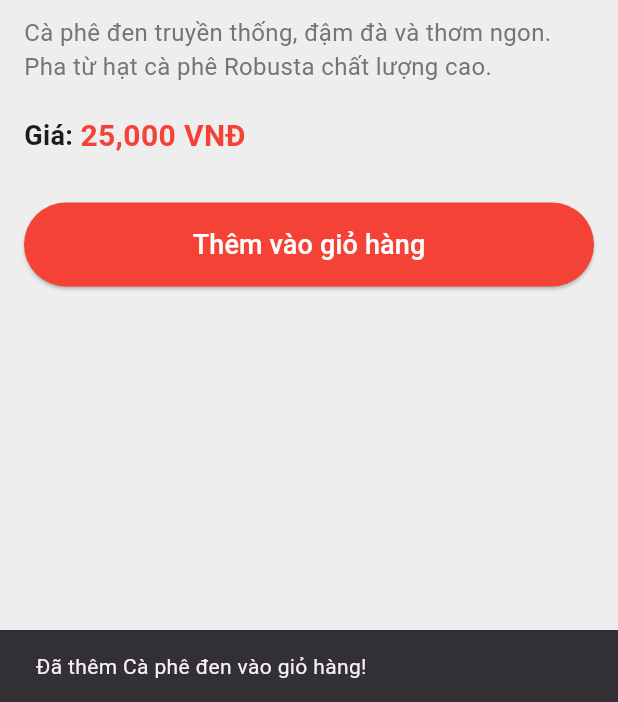
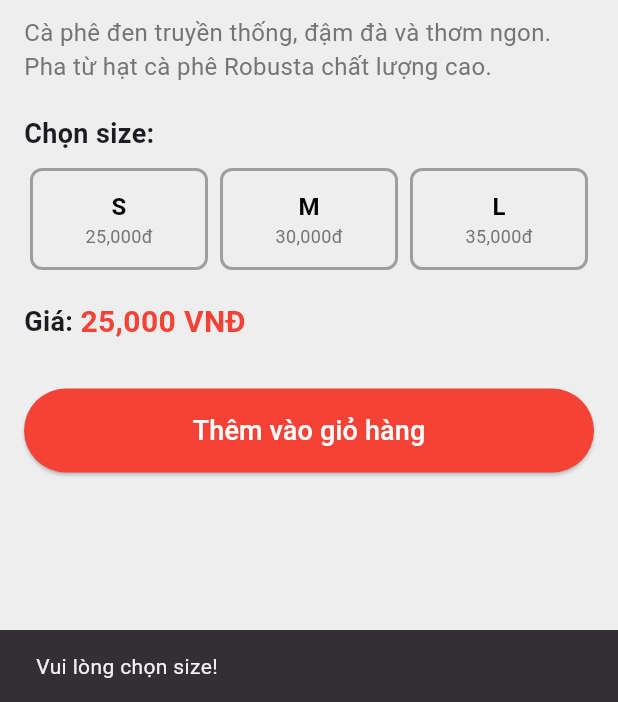
Before and after one commit to AlexCrisTin/cafeapp, a Flutter app: the ItemDetailPage screen opened directly with sample values from the repository, after a tap on "Thêm vào giỏ hàng", on a phone screen of 412 x 824 dp, the part 534-1236 px from its top. Run offline on Flutter 3.47's test engine with Material 3 defaults, Android fonts, the phone set to English and light mode, and no system bars; network calls fail.

Commit message:
size update

```diff
--- a/lib/data/cart_service.dart
+++ b/lib/data/cart_service.dart
@@ -3,8 +3,16 @@ import 'package:cafeproject/data/product_data.dart';
 class CartItem {
   final Product product;
   int quantity;
+  final String? selectedSize;
 
-  CartItem({required this.product, this.quantity = 1});
+  CartItem({required this.product, this.quantity = 1, this.selectedSize});
+
+  double get totalPrice {
+    if (selectedSize != null && product.hasSize) {
+      return product.getPriceForSize(selectedSize!) * quantity;
+    }
+    return product.price * quantity;
+  }
 }
 
 class CartService {
@@ -12,12 +20,13 @@ class CartService {
 
   static List<CartItem> get items => List.unmodifiable(_items);
 
-  static void addToCart(Product product, {int quantity = 1}) {
-    final index = _items.indexWhere((it) => it.product.id == product.id);
+  static void addToCart(Product product, {int quantity = 1, String? selectedSize}) {
+    final index = _items.indexWhere((it) =>
+      it.product.id == product.id && it.selectedSize == selectedSize);
     if (index >= 0) {
       _items[index].quantity += quantity;
     } else {
-      _items.add(CartItem(product: product, quantity: quantity));
+      _items.add(CartItem(product: product, quantity: quantity, selectedSize: selectedSize));
     }
   }
 
@@ -48,7 +57,7 @@ class CartService {
 
   static int get totalQuantity => _items.fold(0, (sum, it) => sum + it.quantity);
 
-  static double get totalPrice => _items.fold(0.0, (sum, it) => sum + it.product.price * it.quantity);
+  static double get totalPrice => _items.fold(0.0, (sum, it) => sum + it.totalPrice);
 
   static void clear() {
     _items.clear();
--- a/lib/data/product_data.dart
+++ b/lib/data/product_data.dart
@@ -5,6 +5,8 @@ class Product {
   final double price;
   final String imagePath;
   final String category;
+  final bool hasSize;
+  final Map<String, double>? sizePrices;
 
   Product({
     required this.id,
@@ -13,7 +15,14 @@ class Product {
     required this.price,
     required this.imagePath,
     required this.category,
+    this.hasSize = false,
+    this.sizePrices,
   });
+
+  double getPriceForSize(String size) {
+    if (!hasSize || sizePrices == null) return price;
+    return sizePrices![size] ?? price;
+  }
 }
 
 class ProductData {
@@ -25,6 +34,8 @@ class ProductData {
       price: 25000,
       imagePath: 'assets/img/Ca-Phe-Den-scaled.jpg',
       category: 'Cafe',
+      hasSize: true,
+      sizePrices: {'S': 25000, 'M': 30000, 'L': 35000},
     ),
     Product(
       id: '2',
@@ -33,6 +44,8 @@ class ProductData {
       price: 30000,
       imagePath: 'assets/img/ca_phe_sua.png',
       category: 'Cafe',
+      hasSize: true,
+      sizePrices: {'S': 30000, 'M': 35000, 'L': 40000},
     ),
     Product(
       id: '3',
@@ -41,6 +54,8 @@ class ProductData {
       price: 35000,
       imagePath: 'assets/img/Tra_sua.jpg',
       category: 'Trà sữa',
+      hasSize: true,
+      sizePrices: {'S': 35000, 'M': 40000, 'L': 45000},
     ),
     Product(
       id: '4',
@@ -73,6 +88,8 @@ class ProductData {
       price: 20000,
       imagePath: 'assets/img/Matcha.jpg',
       category: 'Matcha',
+      hasSize: true,
+      sizePrices: {'S': 20000, 'M': 25000, 'L': 30000},
     ),
   ];
 
--- a/lib/home/item.dart
+++ b/lib/home/item.dart
@@ -23,8 +23,6 @@ class _ItemState extends State<Item> {
         item1(productId: '1'),
         item1(productId: '2'),
         item1(productId: '3'),
-        item1(productId: '4'),
-        item1(productId: '5'),
       ],
     );
   }
--- a/lib/home/itemdetail.dart
+++ b/lib/home/itemdetail.dart
@@ -2,10 +2,24 @@ import 'package:flutter/material.dart';
 import 'package:cafeproject/data/product_data.dart';
 import 'package:cafeproject/data/cart_service.dart';
 
-class ItemDetailPage extends StatelessWidget {
+class ItemDetailPage extends StatefulWidget {
   final Product product;
 
   const ItemDetailPage({super.key, required this.product});
+
+  @override
+  State<ItemDetailPage> createState() => _ItemDetailPageState();
+}
+
+class _ItemDetailPageState extends State<ItemDetailPage> {
+  String? selectedSize;
+
+  double _getCurrentPrice() {
+    if (selectedSize != null && widget.product.hasSize) {
+      return widget.product.getPriceForSize(selectedSize!);
+    }
+    return widget.product.price;
+  }
 
   @override
   Widget build(BuildContext context) {
@@ -27,14 +41,14 @@ class ItemDetailPage extends StatelessWidget {
                 borderRadius: BorderRadius.circular(10),
                 border: Border.all(color: Colors.redAccent),
                 color: Colors.grey[200],
-                image: product.imagePath.trim().isNotEmpty
+                image: widget.product.imagePath.trim().isNotEmpty
                     ? DecorationImage(
-                        image: AssetImage(product.imagePath),
+                        image: AssetImage(widget.product.imagePath),
                         fit: BoxFit.cover,
                       )
                     : null,
               ),
-              child: product.imagePath.trim().isNotEmpty
+              child: widget.product.imagePath.trim().isNotEmpty
                   ? null
                   : Center(
                       child: Icon(Icons.image, size: 50, color: Colors.grey),
@@ -42,7 +56,7 @@ class ItemDetailPage extends StatelessWidget {
             ),
             SizedBox(height: 20),
             Text(
-              product.name,
+              widget.product.name,
               style: TextStyle(
                 fontSize: 24,
                 fontWeight: FontWeight.bold,
@@ -56,7 +70,7 @@ class ItemDetailPage extends StatelessWidget {
                 borderRadius: BorderRadius.circular(12),
               ),
               child: Text(
-                product.category,
+                widget.product.category,
                 style: TextStyle(
                   fontSize: 12,
                   color: Colors.blue[800],
@@ -66,13 +80,67 @@ class ItemDetailPage extends StatelessWidget {
             ),
             SizedBox(height: 10),
             Text(
-              product.description,
+              widget.product.description,
               style: TextStyle(
                 fontSize: 16,
                 color: Colors.grey[600],
               ),
             ),
             SizedBox(height: 20),
+            // Size selection for drinks
+            if (widget.product.hasSize) ...[
+              Text(
+                'Chọn size:',
+                style: TextStyle(fontSize: 18, fontWeight: FontWeight.bold),
+              ),
+              SizedBox(height: 10),
+              Row(
+                children: ['S', 'M', 'L'].map((size) {
+                  final price = widget.product.getPriceForSize(size);
+                  return Expanded(
+                    child: GestureDetector(
+                      onTap: () {
+                        setState(() {
+                          selectedSize = size;
+                        });
+                      },
+                      child: Container(
+                        margin: EdgeInsets.symmetric(horizontal: 4),
+                        padding: EdgeInsets.symmetric(vertical: 12, horizontal: 8),
+                        decoration: BoxDecoration(
+                          color: selectedSize == size ? Colors.red : Colors.grey[200],
+                          borderRadius: BorderRadius.circular(8),
+                          border: Border.all(
+                            color: selectedSize == size ? Colors.red : Colors.grey,
+                            width: 2,
+                          ),
+                        ),
+                        child: Column(
+                          children: [
+                            Text(
+                              size,
+                              style: TextStyle(
+                                fontSize: 16,
+                                fontWeight: FontWeight.bold,
+                                color: selectedSize == size ? Colors.white : Colors.black,
+                              ),
+                            ),
+                            Text(
+                              '${price.toInt().toString().replaceAllMapped(RegExp(r'(\d{1,3})(?=(\d{3})+(?!\d))'), (Match m) => '${m[1]},')}đ',
+                              style: TextStyle(
+                                fontSize: 12,
+                                color: selectedSize == size ? Colors.white : Colors.grey[600],
+                              ),
+                            ),
+                          ],
+                        ),
+                      ),
+                    ),
+                  );
+                }).toList(),
+              ),
+              SizedBox(height: 20),
+            ],
             Row(
               children: [
                 Text(
@@ -80,7 +148,7 @@ class ItemDetailPage extends StatelessWidget {
                   style: TextStyle(fontSize: 18, fontWeight: FontWeight.bold),
                 ),
                 Text(
-                  '${product.price.toInt().toString().replaceAllMapped(RegExp(r'(\d{1,3})(?=(\d{3})+(?!\d))'), (Match m) => '${m[1]},')} VNĐ',
+                  '${_getCurrentPrice().toInt().toString().replaceAllMapped(RegExp(r'(\d{1,3})(?=(\d{3})+(?!\d))'), (Match m) => '${m[1]},')} VNĐ',
                   style: TextStyle(
                     fontSize: 20,
                     fontWeight: FontWeight.bold,
@@ -94,9 +162,15 @@ class ItemDetailPage extends StatelessWidget {
               width: double.infinity,
               child: ElevatedButton(
                 onPressed: () {
-                  CartService.addToCart(product);
+                  if (widget.product.hasSize && selectedSize == null) {
+                    ScaffoldMessenger.of(context).showSnackBar(
+                      SnackBar(content: Text('Vui lòng chọn size!')),
+                    );
+                    return;
+                  }
+                  CartService.addToCart(widget.product, selectedSize: selectedSize);
                   ScaffoldMessenger.of(context).showSnackBar(
-                    SnackBar(content: Text('Đã thêm ${product.name} vào giỏ hàng!')),
+                    SnackBar(content: Text('Đã thêm ${widget.product.name}${selectedSize != null ? ' ($selectedSize)' : ''} vào giỏ hàng!')),
                   );
                 },
                 style: ElevatedButton.styleFrom(
--- a/lib/home/main_cafe.dart
+++ b/lib/home/main_cafe.dart
@@ -6,6 +6,7 @@ import 'package:cafeproject/menu/menu_head.dart';
 import 'package:cafeproject/search/search_page.dart';
 import 'package:cafeproject/profile/profile_page.dart';
 import 'package:cafeproject/home/message_page.dart';
+import 'package:cafeproject/home/mostbuy.dart';
 
 class MainCafe extends StatefulWidget {
   const MainCafe({super.key});
@@ -98,7 +99,8 @@ class _MyWidgetState extends State<MainCafe> {
                   ),
                 ),
                 PageCafe(),
-                Item()
+                Item(),
+                Mostbuy()
               ],
             ),
           ),
--- a/lib/home/shopping_page.dart
+++ b/lib/home/shopping_page.dart
@@ -140,7 +140,7 @@ class _ShoppingPageState extends State<ShoppingPage> {
               crossAxisAlignment: CrossAxisAlignment.start,
               children: [
                 Text(
-                  item.product.name,
+                  item.product.name + (item.selectedSize != null ? ' (${item.selectedSize})' : ''),
                   style: TextStyle(
                     fontSize: 16,
                     fontWeight: FontWeight.bold,
@@ -148,7 +148,7 @@ class _ShoppingPageState extends State<ShoppingPage> {
                 ),
                 SizedBox(height: 4),
                 Text(
-                  _formatPrice(item.product.price),
+                  _formatPrice(item.totalPrice / item.quantity),
                   style: TextStyle(
                     fontSize: 14,
                     color: Color(0xFFDC586D),
--- a/lib/profile/order_detail_page.dart
+++ b/lib/profile/order_detail_page.dart
@@ -39,9 +39,9 @@ class OrderDetailPage extends StatelessWidget {
                 itemBuilder: (context, index) {
                   final it = order.items[index];
                   return ListTile(
-                    title: Text(it.product.name),
+                    title: Text(it.product.name + (it.selectedSize != null ? ' (${it.selectedSize})' : '')),
                     subtitle: Text('x${it.quantity}'),
-                    trailing: Text(_formatPrice(it.product.price * it.quantity)),
+                    trailing: Text(_formatPrice(it.totalPrice)),
                   );
                 },
               ),
```
Also changed, not shown: lib/data/orders_service.dart (+11 -3 lines), lib/home/mostbuy.dart (added, +122 -0 lines).
